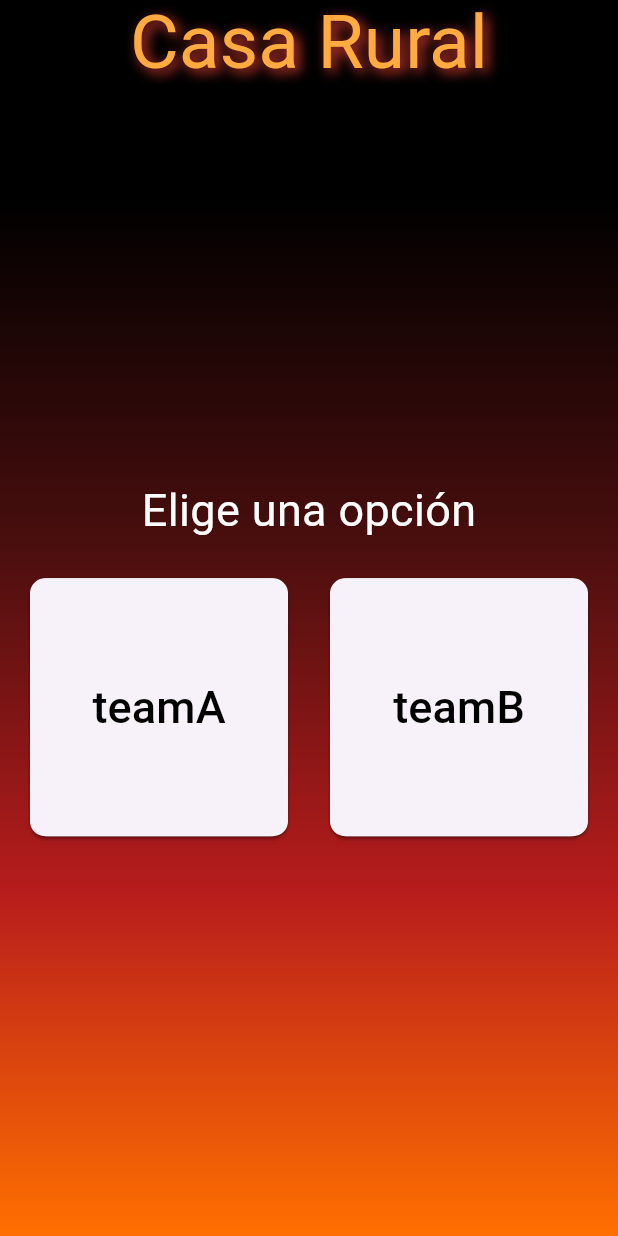
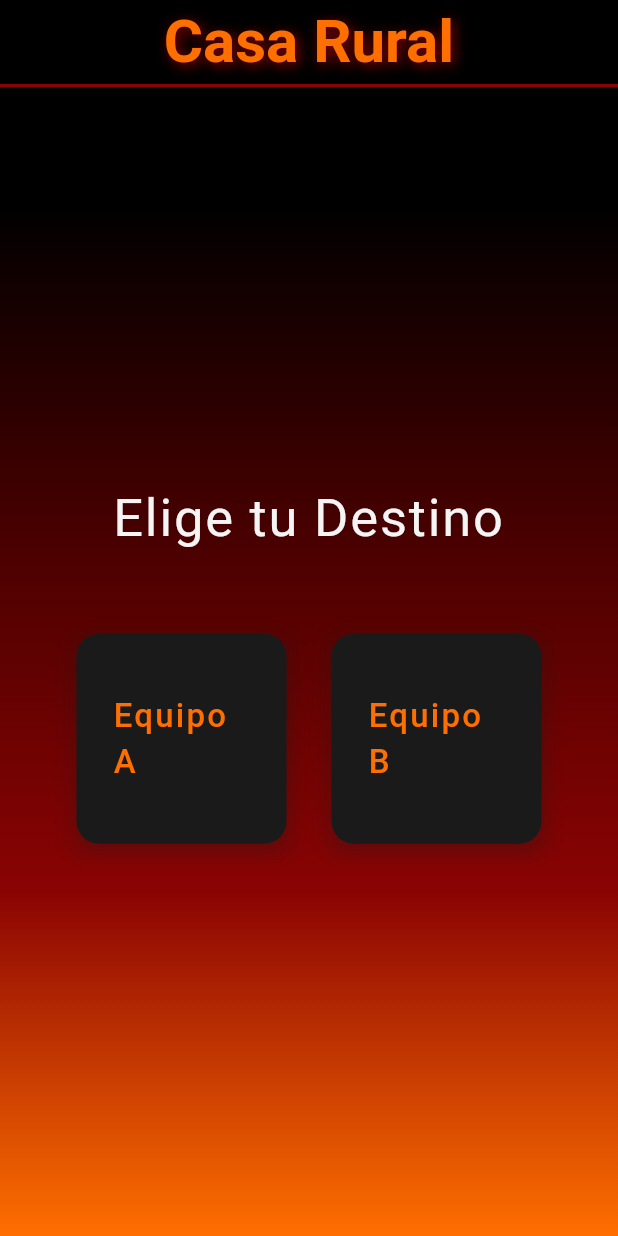
Before and after one commit to rruizosm/HalloweenQuiz, a Flutter app: the screen it shows after launch, on a phone screen of 412 x 824 dp. Run offline on Flutter 3.47's test engine with Material 3 defaults, Android fonts, the phone set to English and light mode, and no system bars; our stand-ins replace auto_size_text, firebase_core, firebase_database, google_fonts, hugeicons, shared_preferences; accounts and stored records are empty; Roboto replaces fonts that are missing (Creepster).

Commit message:
Refactor UI with Halloween Theme and optimize logic

```diff
--- /dev/null
+++ b/lib/app/theme.dart
@@ -0,0 +1,66 @@
+import 'package:flutter/material.dart';
+import 'package:google_fonts/google_fonts.dart';
+
+class HalloweenTheme {
+  // Colors
+  static const Color bloodRed = Color(0xFF8A0303);
+  static const Color darkBloodRed = Color(0xFF4B0000);
+  static const Color pumpkinOrange = Color(0xFFFF6F00);
+  static const Color midnightBlack = Color(0xFF000000);
+  static const Color ghostWhite = Color(0xFFF5F5F5);
+  static const Color charcoal = Color(0xFF1A1A1A);
+
+  // Gradients
+  static const LinearGradient backgroundGradient = LinearGradient(
+    begin: Alignment.topCenter,
+    end: Alignment.bottomCenter,
+    colors: [
+      midnightBlack,
+      darkBloodRed,
+      bloodRed,
+      pumpkinOrange,
+    ],
+    stops: [0.1, 0.4, 0.7, 1.0],
+  );
+
+  static const LinearGradient cardGradient = LinearGradient(
+    begin: Alignment.topLeft,
+    end: Alignment.bottomRight,
+    colors: [
+      Color(0xD9000000), // Black with 85% opacity
+      Color(0xD92C0404), // Dark red with 85% opacity
+    ],
+  );
+
+  // Text Styles
+  static TextStyle get titleStyle => GoogleFonts.creepster(
+        fontSize: 40,
+        fontWeight: FontWeight.bold,
+        color: pumpkinOrange,
+        shadows: [
+          const Shadow(
+            blurRadius: 10,
+            color: bloodRed,
+            offset: Offset(2, 2),
+          ),
+        ],
+      );
+
+  static TextStyle get headerStyle => GoogleFonts.creepster(
+        fontSize: 28,
+        color: ghostWhite,
+        letterSpacing: 1.2,
+      );
+
+  static TextStyle get bodyStyle => GoogleFonts.montserrat(
+        fontSize: 16,
+        color: ghostWhite,
+        height: 1.5,
+      );
+
+  static TextStyle get buttonTextStyle => GoogleFonts.creepster(
+        fontSize: 22,
+        color: midnightBlack,
+        letterSpacing: 1.5,
+  );
+}
--- a/lib/main.dart
+++ b/lib/main.dart
@@ -1,8 +1,9 @@
 import 'package:flutter/material.dart';
-import 'package:google_fonts/google_fonts.dart';
 import 'package:firebase_core/firebase_core.dart';
 import 'firebase_options.dart';
 import 'sections/home.dart';
+import 'app/theme.dart';
+import 'sections/spooky_widgets.dart';
 
 void main() async {
   WidgetsFlutterBinding.ensureInitialized();
@@ -26,39 +27,31 @@ class _MyAppState extends State<MyApp> {
   Widget build(BuildContext context) {
     return MaterialApp(
       debugShowCheckedModeBanner: false,
+      theme: ThemeData(
+        primaryColor: HalloweenTheme.pumpkinOrange,
+        scaffoldBackgroundColor: Colors.black, // Fallback
+        textTheme: TextTheme(
+          bodyMedium: HalloweenTheme.bodyStyle,
+        ),
+      ),
       home: Scaffold(
+        resizeToAvoidBottomInset: false, // Prevent keyboard from breaking layout
         appBar: AppBar(
           centerTitle: true,
-          backgroundColor: Colors.black,
+          backgroundColor: HalloweenTheme.midnightBlack,
           title: Text(
             'Casa Rural',
-            style: GoogleFonts.creepster(
-              fontSize: 50,
-              color: Colors.orangeAccent,
-              shadows: [
-                Shadow(
-                  blurRadius: 10,
-                  color: Colors.red,
-                  offset: Offset(3, 3),
+            style: HalloweenTheme.titleStyle,
           ),
-              ],
+          bottom: PreferredSize(
+            preferredSize: const Size.fromHeight(2.0),
+            child: Container(
+              color: HalloweenTheme.bloodRed,
+              height: 2.0,
             ),
           ),
         ),
-        body: Container(
-          decoration: const BoxDecoration(
-            gradient: LinearGradient(
-              begin: Alignment.topCenter,
-              end: Alignment.bottomCenter,
-              colors: [
-                Color(0xFF000000), // negro
-                Color(0xFF4A0E0E), // rojo sangre oscuro
-                Color(0xFFB71C1C), // rojo brillante
-                Color(0xFFFF6F00), // naranja fuego
-              ],
-              stops: [0.1, 0.4, 0.7, 1.0],
-            ),
-          ),
+        body: SpookyBackground(
           child: _selection == null
               ? SelectionScreen(
                   onSelected: (choice) {
@@ -81,55 +74,37 @@ class SelectionScreen extends StatelessWidget {
 
   @override
   Widget build(BuildContext context) {
-    return Scaffold(
-      backgroundColor: Colors.transparent,
-      body: Center(
+    return Center(
       child: Column(
         mainAxisAlignment: MainAxisAlignment.center,
         children: [
           Text(
-              "Elige una opción",
-              style: GoogleFonts.creepster(
-                fontSize: 30,
-                color: Colors.white,
+            "Elige tu Destino",
+            style: HalloweenTheme.headerStyle.copyWith(fontSize: 35),
+            textAlign: TextAlign.center,
           ),
-            ),
-            const SizedBox(height: 20),
+          const SizedBox(height: 50),
           Row(
             mainAxisAlignment: MainAxisAlignment.center,
             children: [
-                _buildOptionButton(context, "teamA"),
-                const SizedBox(width: 20),
-                _buildOptionButton(context, "teamB"),
+              _buildOptionButton(context, "teamA", "Equipo A"),
+              const SizedBox(width: 30),
+              _buildOptionButton(context, "teamB", "Equipo B"),
             ],
           )
         ],
       ),
-      ),
     );
   }
 
-  Widget _buildOptionButton(BuildContext context, String team) {
-    return SizedBox(
-      width: 180,
-      height: 180,
-      child: Card(
-        child: ElevatedButton(
-          style: ElevatedButton.styleFrom(
-            shape: RoundedRectangleBorder(
-              borderRadius: BorderRadius.circular(10),
-            ),
-          ),
-          onPressed: () => onSelected(team),
-          child: Text(
-            team,
-            style: GoogleFonts.creepster(
-              fontSize: 30,
-              color: Colors.black,
-            ),
-          ),
-        ),
-      ),
+  Widget _buildOptionButton(BuildContext context, String value, String label) {
+    return SpookyButton(
+      text: label,
+      onPressed: () => onSelected(value),
+      width: 140,
+      height: 140,
+      color: HalloweenTheme.charcoal,
+      textColor: HalloweenTheme.pumpkinOrange,
     );
   }
 }
--- /dev/null
+++ b/lib/sections/spooky_widgets.dart
@@ -0,0 +1,159 @@
+import 'package:flutter/material.dart';
+import 'dart:ui';
+import 'package:casa_rural_1/app/theme.dart';
+
+class SpookyBackground extends StatelessWidget {
+  final Widget child;
+  const SpookyBackground({Key? key, required this.child}) : super(key: key);
+
+  @override
+  Widget build(BuildContext context) {
+    return Container(
+      decoration: const BoxDecoration(
+        gradient: HalloweenTheme.backgroundGradient,
+      ),
+      child: SafeArea(child: child),
+    );
+  }
+}
+
+class SpookyCard extends StatelessWidget {
+  final Widget child;
+  final EdgeInsetsGeometry? padding;
+  final Border? border;
+
+  const SpookyCard({
+    Key? key,
+    required this.child,
+    this.padding,
+    this.border,
+  }) : super(key: key);
+
+  @override
+  Widget build(BuildContext context) {
+    return ClipRRect(
+      borderRadius: BorderRadius.circular(20),
+      child: BackdropFilter(
+        filter: ImageFilter.blur(sigmaX: 5, sigmaY: 5),
+        child: Container(
+          padding: padding ?? const EdgeInsets.all(20),
+          decoration: BoxDecoration(
+            gradient: HalloweenTheme.cardGradient,
+            borderRadius: BorderRadius.circular(20),
+            border: border ?? Border.all(color: HalloweenTheme.bloodRed.withOpacity(0.5), width: 1),
+            boxShadow: [
+              BoxShadow(
+                color: Colors.black.withOpacity(0.5),
+                blurRadius: 10,
+                offset: const Offset(0, 5),
+              ),
+            ],
+          ),
+          child: child,
+        ),
+      ),
+    );
+  }
+}
+
+class SpookyButton extends StatelessWidget {
+  final String text;
+  final VoidCallback? onPressed;
+  final Color? color;
+  final Color? textColor;
+  final double width;
+  final double height;
+
+  const SpookyButton({
+    Key? key,
+    required this.text,
+    required this.onPressed,
+    this.color,
+    this.textColor,
+    this.width = double.infinity,
+    this.height = 55,
+  }) : super(key: key);
+
+  @override
+  Widget build(BuildContext context) {
+    return Container(
+      width: width,
+      height: height,
+      decoration: BoxDecoration(
+        boxShadow: [
+          BoxShadow(
+            color: (color ?? HalloweenTheme.pumpkinOrange).withOpacity(0.4),
+            blurRadius: 12,
+            offset: const Offset(0, 4),
+          ),
+        ],
+      ),
+      child: ElevatedButton(
+        style: ElevatedButton.styleFrom(
+          backgroundColor: color ?? HalloweenTheme.pumpkinOrange,
+          shape: RoundedRectangleBorder(
+            borderRadius: BorderRadius.circular(15),
+          ),
+          elevation: 0,
+        ),
+        onPressed: onPressed,
+        child: Text(
+          text,
+          style: HalloweenTheme.buttonTextStyle.copyWith(
+            color: textColor ?? HalloweenTheme.midnightBlack,
+          ),
+        ),
+      ),
+    );
+  }
+}
+
+class SpookyDialog extends StatelessWidget {
+  final String title;
+  final String content;
+  final VoidCallback onClose;
+  final String? iconPath; // Optional asset icon
+
+  const SpookyDialog({
+    Key? key,
+    required this.title,
+    required this.content,
+    required this.onClose,
+    this.iconPath,
+  }) : super(key: key);
+
+  @override
+  Widget build(BuildContext context) {
+    return Dialog(
+      backgroundColor: Colors.transparent,
+      child: SpookyCard(
+        border: Border.all(color: HalloweenTheme.pumpkinOrange, width: 2),
+        child: Column(
+          mainAxisSize: MainAxisSize.min,
+          children: [
+            Text(title, style: HalloweenTheme.headerStyle.copyWith(color: HalloweenTheme.pumpkinOrange, fontSize: 30)),
+            const SizedBox(height: 20),
+            if (iconPath != null) ...[
+              Image.asset(iconPath!, height: 60),
+              const SizedBox(height: 20),
+            ],
+            Text(
+              content,
+              textAlign: TextAlign.center,
+              style: HalloweenTheme.bodyStyle,
+            ),
+            const SizedBox(height: 30),
+            SpookyButton(
+              text: "Cerrar",
+              onPressed: onClose,
+              color: HalloweenTheme.bloodRed,
+              textColor: Colors.white,
+              width: 150,
+              height: 45,
+            ),
+          ],
+        ),
+      ),
+    );
+  }
+}
```
Also changed, not shown: lib/sections/boton_ayuda_container.dart (+9 -20 lines), lib/sections/classification.dart (+81 -48 lines), lib/sections/home.dart (+81 -86 lines), lib/sections/icon_classification.dart (+4 -3 lines), lib/sections/setname.dart (+23 -11 lines), lib/sections/submit.dart (+24 -10 lines). Lines whose indentation alone changed are shown as unchanged.
